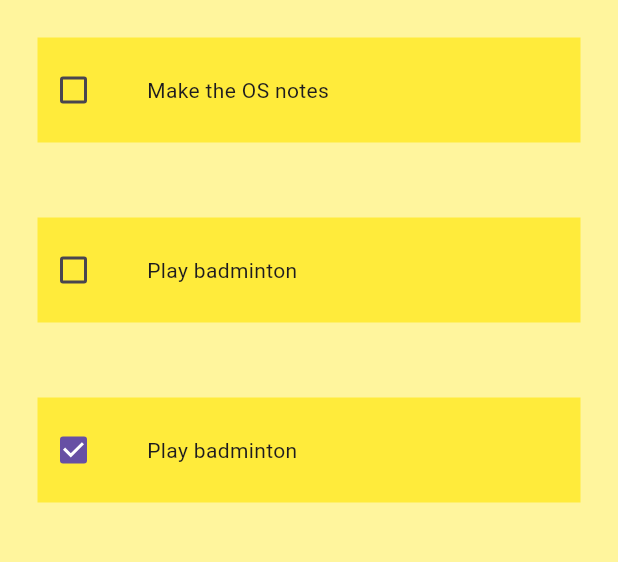
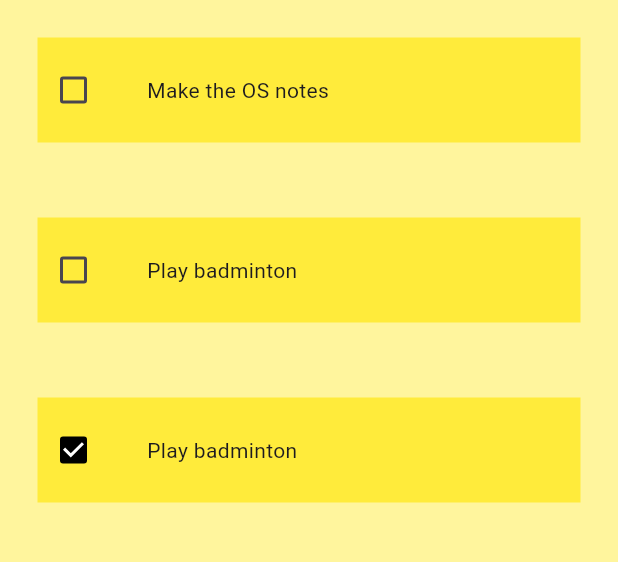
Before and after one commit to akkei117/todo, a Flutter app: the screen it shows after launch, on a phone screen of 412 x 824 dp, the part 84-646 px from its top. Run offline on Flutter 3.47's test engine with Material 3 defaults, Android fonts, the phone set to English and light mode, and no system bars.

Commit message:
check box logic corrected

```diff
--- a/lib/components/todotile.dart
+++ b/lib/components/todotile.dart
@@ -26,7 +26,7 @@ class _TodotileState extends State<Todotile> {
         child: Row(
           children: [
             //Check box
-            Checkbox(value: widget.taskcompleted, onChanged: widget.onChanged),
+            Checkbox(value: widget.taskcompleted, onChanged: widget.onChanged , activeColor: Colors.black,),
 
             //Text (Task)
             Padding(
--- a/lib/pages/homepage.dart
+++ b/lib/pages/homepage.dart
@@ -42,7 +42,7 @@ class _HomepageState extends State<Homepage> {
         itemCount: todoList.length,
         itemBuilder: (context, index) {
           return Todotile(
-            onChanged: (value) => checkChange,
+            onChanged: (value) => checkChange(value , index),//this is the code required
             taskcompleted: todoList[index][1],
             taskname: todoList[index][0],
           );
```
